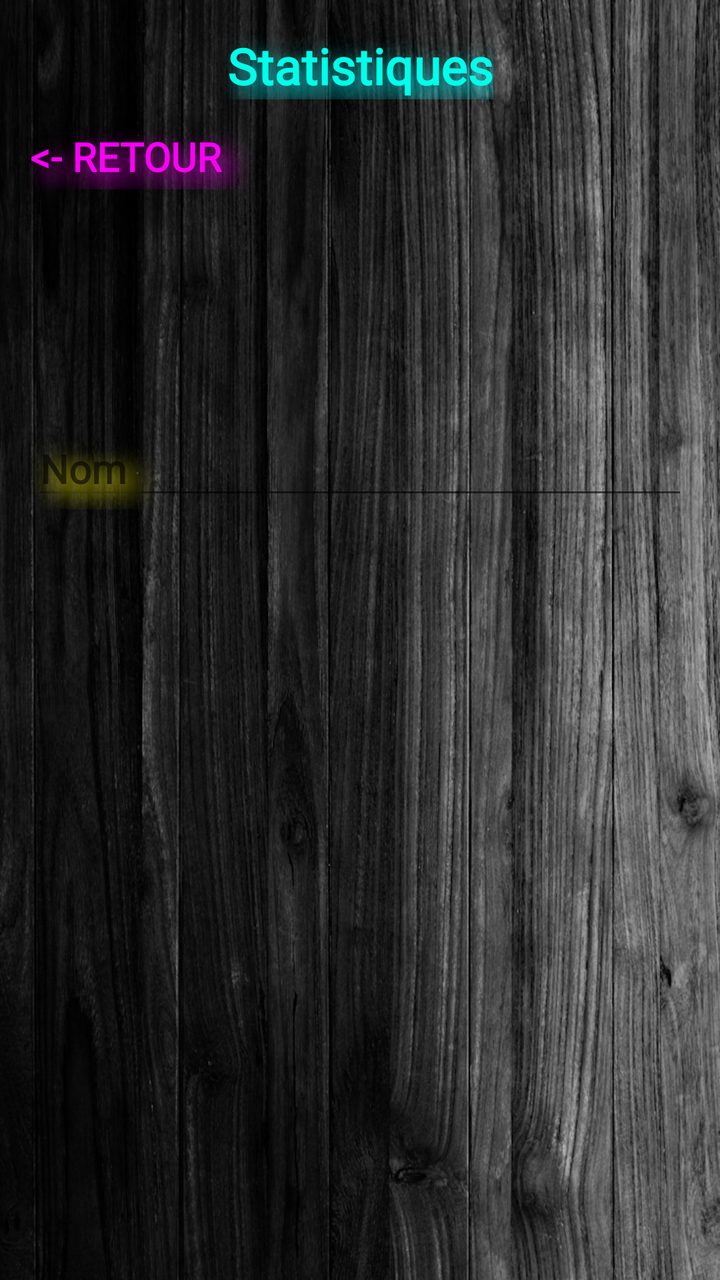
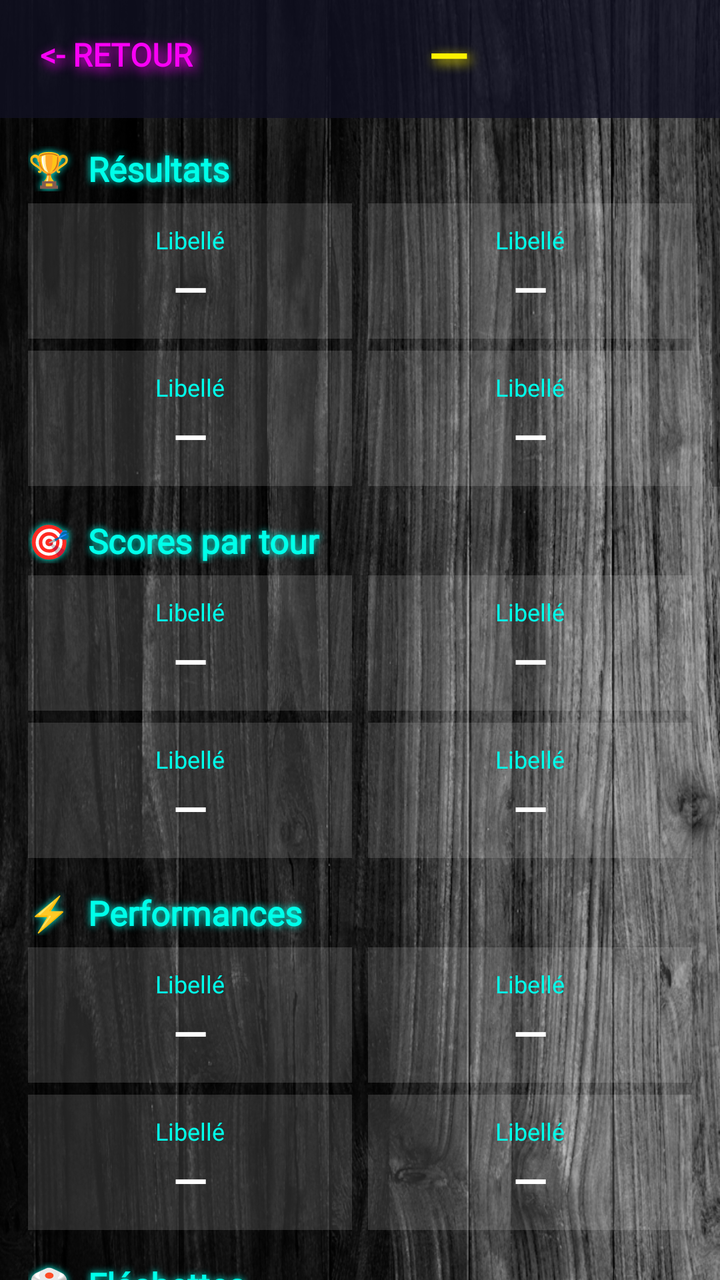

Screens rendered from an Android XML layout before and after an edit, with the pre-edit source and the edit as a unified diff.
<!-- AndroidManifest.xml: application theme Theme.DartsLiveScorer -->
<!-- res/layout/activity_players_stats.xml -->
<?xml version="1.0" encoding="utf-8"?>
<androidx.constraintlayout.widget.ConstraintLayout xmlns:android="http://schemas.android.com/apk/res/android"
    xmlns:app="http://schemas.android.com/apk/res-auto"
    xmlns:tools="http://schemas.android.com/tools"
    android:layout_width="match_parent"
    android:layout_height="match_parent"
    tools:context=".commonActivities.StatsActivity"
    android:background="@drawable/wood">

    <TextView
        android:id="@+id/titre_stat"
        android:layout_width="wrap_content"
        android:layout_height="wrap_content"
        android:layout_marginTop="16dp"
        android:text="@string/stats_joueur"
        app:layout_constraintRight_toRightOf="parent"
        app:layout_constraintLeft_toLeftOf="parent"
        app:layout_constraintTop_toTopOf="parent"
        android:shadowColor="#00F7FF"
        android:shadowDx="15"
        android:shadowDy="15"
        android:shadowRadius="30"
        android:textColor="#00FFEA"
        android:textSize="25sp"
        android:textStyle="bold"
        app:fontFamily="@font/bines"/>

    <Button
        android:id="@+id/jeuretour"
        android:layout_width="150dp"
        android:layout_height="30dp"
        android:layout_marginStart="15dp"
        android:layout_marginTop="15dp"
        android:background="?android:attr/selectableItemBackground"
        android:gravity="start"
        android:text="@string/retour"
        android:textColor="#FA00F6"
        android:textSize="20sp"
        android:textStyle="bold"
        app:fontFamily="@font/led"
        app:layout_constraintLeft_toLeftOf="parent"
        app:layout_constraintTop_toBottomOf="@+id/titre_stat"
        android:shadowColor="#FA00F6"
        android:shadowDx="15"
        android:shadowDy="15"
        android:shadowRadius="30"/>

    <LinearLayout
        android:id="@+id/lay_top"
        android:layout_width="match_parent"
        android:layout_height="wrap_content"
        android:layout_below="@id/titre_stat"
        android:layout_marginTop="100dp"
        android:orientation="vertical"
        app:layout_constraintTop_toBottomOf="@id/jeuretour"
        android:padding="16dp">

        <EditText
            android:id="@+id/nomEditText"
            android:layout_width="match_parent"
            android:layout_height="wrap_content"
            android:hint="@string/nouveauJoueurNom"
            android:textSize="20sp"
            android:shadowColor="#FFF200"
            android:shadowDx="15"
            android:shadowDy="15"
            android:shadowRadius="30"
            android:textColor="#FFF200"
            android:textStyle="bold"
            android:fontFamily="@font/bines"
            />
    </LinearLayout>

</androidx.constraintlayout.widget.ConstraintLayout>
<!-- resources referenced by this layout -->
<resources>
  <!-- drawable wood: png bitmap (drawable, 652399 bytes) -->
  <string name="nouveauJoueurNom">Nom</string>
  <string name="retour">&lt;- Retour</string>
  <string name="stats_joueur">Statistiques</string>
  <style name="Theme.DartsLiveScorer" parent="Theme.AppCompat.Light.NoActionBar" />
</resources>

<!-- the commit's change to res/layout/activity_players_stats.xml (unified diff, before → after) -->
@@ -1,74 +1,224 @@
 <?xml version="1.0" encoding="utf-8"?>
-<androidx.constraintlayout.widget.ConstraintLayout xmlns:android="http://schemas.android.com/apk/res/android"
-    xmlns:app="http://schemas.android.com/apk/res-auto"
+<LinearLayout
+    xmlns:android="http://schemas.android.com/apk/res/android"
     xmlns:tools="http://schemas.android.com/tools"
     android:layout_width="match_parent"
     android:layout_height="match_parent"
-    tools:context=".commonActivities.StatsActivity"
-    android:background="@drawable/wood">
-
-    <TextView
-        android:id="@+id/titre_stat"
-        android:layout_width="wrap_content"
+    android:orientation="vertical"
+    android:background="@drawable/wood"
+    tools:context=".commonActivities.StatsActivity">
+
+    
+    <LinearLayout
+        android:layout_width="match_parent"
         android:layout_height="wrap_content"
-        android:layout_marginTop="16dp"
-        android:text="@string/stats_joueur"
-        app:layout_constraintRight_toRightOf="parent"
-        app:layout_constraintLeft_toLeftOf="parent"
-        app:layout_constraintTop_toTopOf="parent"
-        android:shadowColor="#00F7FF"
-        android:shadowDx="15"
-        android:shadowDy="15"
-        android:shadowRadius="30"
-        android:textColor="#00FFEA"
-        android:textSize="25sp"
-        android:textStyle="bold"
-        app:fontFamily="@font/bines"/>
-
-    <Button
-        android:id="@+id/jeuretour"
-        android:layout_width="150dp"
-        android:layout_height="30dp"
-        android:layout_marginStart="15dp"
-        android:layout_marginTop="15dp"
-        android:background="?android:attr/selectableItemBackground"
-        android:gravity="start"
-        android:text="@string/retour"
-        android:textColor="#FA00F6"
-        android:textSize="20sp"
-        android:textStyle="bold"
-        app:fontFamily="@font/led"
-        app:layout_constraintLeft_toLeftOf="parent"
-        app:layout_constraintTop_toBottomOf="@+id/titre_stat"
-        android:shadowColor="#FA00F6"
-        android:shadowDx="15"
-        android:shadowDy="15"
-        android:shadowRadius="30"/>
-
-    <LinearLayout
-        android:id="@+id/lay_top"
-        android:layout_width="match_parent"
-        android:layout_height="wrap_content"
-        android:layout_below="@id/titre_stat"
-        android:layout_marginTop="100dp"
         android:orientation="vertical"
-        app:layout_constraintTop_toBottomOf="@id/jeuretour"
-        android:padding="16dp">
-
-        <EditText
-            android:id="@+id/nomEditText"
+        android:background="#CC111122"
+        android:paddingHorizontal="14dp"
+        android:paddingTop="10dp"
+        android:paddingBottom="6dp">
+
+        
+        <LinearLayout
             android:layout_width="match_parent"
             android:layout_height="wrap_content"
-            android:hint="@string/nouveauJoueurNom"
-            android:textSize="20sp"
-            android:shadowColor="#FFF200"
-            android:shadowDx="15"
-            android:shadowDy="15"
-            android:shadowRadius="30"
-            android:textColor="#FFF200"
-            android:textStyle="bold"
-            android:fontFamily="@font/bines"
-            />
+            android:orientation="horizontal"
+            android:gravity="center_vertical">
+
+            <Button
+                android:id="@+id/jeuretour"
+                android:layout_width="wrap_content"
+                android:layout_height="32dp"
+                android:background="?android:attr/selectableItemBackground"
+                android:text="@string/retour"
+                android:textColor="#FA00F6"
+                android:textSize="16sp"
+                android:textStyle="bold"
+                android:fontFamily="@font/led"
+                android:shadowColor="#FA00F6"
+                android:shadowDx="5" android:shadowDy="5" android:shadowRadius="14"/>
+
+            <TextView
+                android:id="@+id/stats_nom"
+                android:layout_width="0dp"
+                android:layout_height="wrap_content"
+                android:layout_weight="1"
+                android:text="—"
+                android:textColor="#FFF200"
+                android:textSize="26sp"
+                android:textStyle="bold"
+                android:gravity="center"
+                android:shadowColor="#FFF200"
+                android:shadowDx="5" android:shadowDy="5" android:shadowRadius="14"
+                android:fontFamily="@font/neon"/>
+        </LinearLayout>
+
+        
+        <HorizontalScrollView
+            android:layout_width="match_parent"
+            android:layout_height="wrap_content"
+            android:layout_marginTop="8dp"
+            android:scrollbars="none">
+
+            <LinearLayout
+                android:id="@+id/tabs_jeux"
+                android:layout_width="wrap_content"
+                android:layout_height="wrap_content"
+                android:orientation="horizontal"
+                android:gravity="center_vertical"/>
+        </HorizontalScrollView>
+
     </LinearLayout>
 
-</androidx.constraintlayout.widget.ConstraintLayout>
+    
+    <ScrollView
+        android:layout_width="match_parent"
+        android:layout_height="0dp"
+        android:layout_weight="1">
+
+        <LinearLayout
+            android:layout_width="match_parent"
+            android:layout_height="wrap_content"
+            android:orientation="vertical"
+            android:paddingHorizontal="14dp"
+            android:paddingBottom="24dp">
+
+            
+            <TextView android:layout_width="match_parent" android:layout_height="wrap_content"
+                android:layout_marginTop="14dp" android:layout_marginBottom="6dp"
+                android:text="🏆  Résultats"
+                android:textColor="#00FFEA" android:textSize="17sp" android:textStyle="bold"
+                android:fontFamily="@font/bines"
+                android:shadowColor="#00FFEA" android:shadowDx="0" android:shadowDy="0" android:shadowRadius="8"/>
+            <LinearLayout android:layout_width="match_parent" android:layout_height="wrap_content" android:orientation="horizontal" android:layout_marginBottom="6dp">
+                <include layout="@layout/stat_card" android:id="@+id/card_parties"   android:layout_width="0dp" android:layout_height="wrap_content" android:layout_weight="1" android:layout_marginEnd="4dp"/>
+                <include layout="@layout/stat_card" android:id="@+id/card_victoires" android:layout_width="0dp" android:layout_height="wrap_content" android:layout_weight="1" android:layout_marginStart="4dp"/>
+            </LinearLayout>
+            <LinearLayout android:layout_width="match_parent" android:layout_height="wrap_content" android:orientation="horizontal" android:layout_marginBottom="6dp">
+                <include layout="@layout/stat_card" android:id="@+id/card_defaites"  android:layout_width="0dp" android:layout_height="wrap_content" android:layout_weight="1" android:layout_marginEnd="4dp"/>
+                <include layout="@layout/stat_card" android:id="@+id/card_winrate"   android:layout_width="0dp" android:layout_height="wrap_content" android:layout_weight="1" android:layout_marginStart="4dp"/>
+            </LinearLayout>
+
+            
+            <TextView android:layout_width="match_parent" android:layout_height="wrap_content"
+                android:layout_marginTop="10dp" android:layout_marginBottom="6dp"
+                android:text="🎯  Scores par tour"
+                android:textColor="#00FFEA" android:textSize="17sp" android:textStyle="bold"
+                android:fontFamily="@font/bines"
+                android:shadowColor="#00FFEA" android:shadowDx="0" android:shadowDy="0" android:shadowRadius="8"/>
+            <LinearLayout android:layout_width="match_parent" android:layout_height="wrap_content" android:orientation="horizontal" android:layout_marginBottom="6dp">
+                <include layout="@layout/stat_card" android:id="@+id/card_moyenne"  android:layout_width="0dp" android:layout_height="wrap_content" android:layout_weight="1" android:layout_marginEnd="4dp"/>
+                <include layout="@layout/stat_card" android:id="@+id/card_meilleur" android:layout_width="0dp" android:layout_height="wrap_content" android:layout_weight="1" android:layout_marginStart="4dp"/>
+            </LinearLayout>
+            <LinearLayout android:layout_width="match_parent" android:layout_height="wrap_content" android:orientation="horizontal" android:layout_marginBottom="6dp">
+                <include layout="@layout/stat_card" android:id="@+id/card_mauvais"  android:layout_width="0dp" android:layout_height="wrap_content" android:layout_weight="1" android:layout_marginEnd="4dp"/>
+                <include layout="@layout/stat_card" android:id="@+id/card_tours"    android:layout_width="0dp" android:layout_height="wrap_content" android:layout_weight="1" android:layout_marginStart="4dp"/>
+            </LinearLayout>
+
+            
+            <TextView android:layout_width="match_parent" android:layout_height="wrap_content"
+                android:layout_marginTop="10dp" android:layout_marginBottom="6dp"
+                android:text="⚡  Performances"
+                android:textColor="#00FFEA" android:textSize="17sp" android:textStyle="bold"
+                android:fontFamily="@font/bines"
+                android:shadowColor="#00FFEA" android:shadowDx="0" android:shadowDy="0" android:shadowRadius="8"/>
+            <LinearLayout android:layout_width="match_parent" android:layout_height="wrap_content" android:orientation="horizontal" android:layout_marginBottom="6dp">
+                <include layout="@layout/stat_card" android:id="@+id/card_180"      android:layout_width="0dp" android:layout_height="wrap_content" android:layout_weight="1" android:layout_marginEnd="4dp"/>
+                <include layout="@layout/stat_card" android:id="@+id/card_140plus"  android:layout_width="0dp" android:layout_height="wrap_content" android:layout_weight="1" android:layout_marginStart="4dp"/>
+            </LinearLayout>
+            <LinearLayout android:layout_width="match_parent" android:layout_height="wrap_content" android:orientation="horizontal" android:layout_marginBottom="6dp">
+                <include layout="@layout/stat_card" android:id="@+id/card_100plus"  android:layout_width="0dp" android:layout_height="wrap_content" android:layout_weight="1" android:layout_marginEnd="4dp"/>
+                <include layout="@layout/stat_card" android:id="@+id/card_parfaits" android:layout_width="0dp" android:layout_height="wrap_content" android:layout_weight="1" android:layout_marginStart="4dp"/>
+            </LinearLayout>
+
+            
+            <TextView android:layout_width="match_parent" android:layout_height="wrap_content"
+                android:layout_marginTop="10dp" android:layout_marginBottom="6dp"
+                android:text="🎲  Fléchettes"
+                android:textColor="#00FFEA" android:textSize="17sp" android:textStyle="bold"
+                android:fontFamily="@font/bines"
+                android:shadowColor="#00FFEA" android:shadowDx="0" android:shadowDy="0" android:shadowRadius="8"/>
+            <LinearLayout android:layout_width="match_parent" android:layout_height="wrap_content" android:orientation="horizontal" android:layout_marginBottom="6dp">
+                <include layout="@layout/stat_card" android:id="@+id/card_touchees"  android:layout_width="0dp" android:layout_height="wrap_content" android:layout_weight="1" android:layout_marginEnd="4dp"/>
+                <include layout="@layout/stat_card" android:id="@+id/card_manquees"  android:layout_width="0dp" android:layout_height="wrap_content" android:layout_weight="1" android:layout_marginStart="4dp"/>
+            </LinearLayout>
+            <LinearLayout android:layout_width="match_parent" android:layout_height="wrap_content" android:orientation="horizontal" android:layout_marginBottom="6dp">
+                <include layout="@layout/stat_card" android:id="@+id/card_moy_f1"   android:layout_width="0dp" android:layout_height="wrap_content" android:layout_weight="1" android:layout_marginEnd="4dp"/>
+                <include layout="@layout/stat_card" android:id="@+id/card_moy_f2"   android:layout_width="0dp" android:layout_height="wrap_content" android:layout_weight="1" android:layout_marginStart="4dp"/>
+            </LinearLayout>
+            <LinearLayout android:layout_width="match_parent" android:layout_height="wrap_content" android:orientation="horizontal" android:layout_marginBottom="6dp">
+                <include layout="@layout/stat_card" android:id="@+id/card_moy_f3"    android:layout_width="0dp" android:layout_height="wrap_content" android:layout_weight="1" android:layout_marginEnd="4dp"/>
+                <include layout="@layout/stat_card" android:id="@+id/card_precision" android:layout_width="0dp" android:layout_height="wrap_content" android:layout_weight="1" android:layout_marginStart="4dp"/>
+            </LinearLayout>
+
+            
+            <TextView android:layout_width="match_parent" android:layout_height="wrap_content"
+                android:layout_marginTop="14dp" android:layout_marginBottom="6dp"
+                android:text="📊  Graphiques"
+                android:textColor="#00FFEA" android:textSize="17sp" android:textStyle="bold"
+                android:fontFamily="@font/bines"
+                android:shadowColor="#00FFEA" android:shadowDx="0" android:shadowDy="0" android:shadowRadius="8"/>
+
+            <com.example.dartslivescorer.adapters.PieChartView
+                android:id="@+id/pie_victoires"
+                android:layout_width="match_parent"
+                android:layout_height="300dp"
+                android:layout_marginBottom="14dp"/>
+
+            <com.example.dartslivescorer.adapters.PieChartView
+                android:id="@+id/pie_scores"
+                android:layout_width="match_parent"
+                android:layout_height="300dp"
+                android:layout_marginBottom="14dp"/>
+
+            <com.example.dartslivescorer.adapters.PieChartView
+                android:id="@+id/pie_flechettes"
+                android:layout_width="match_parent"
+                android:layout_height="300dp"
+                android:layout_marginBottom="14dp"/>
+
+            
+            <TextView android:id="@+id/stats_parties"   android:layout_width="0dp" android:layout_height="0dp" android:visibility="gone"/>
+            <TextView android:id="@+id/stats_victoires" android:layout_width="0dp" android:layout_height="0dp" android:visibility="gone"/>
+            <TextView android:id="@+id/stats_moyenne"   android:layout_width="0dp" android:layout_height="0dp" android:visibility="gone"/>
+            <TextView android:id="@+id/stats_meilleur"  android:layout_width="0dp" android:layout_height="0dp" android:visibility="gone"/>
+            <TextView android:id="@+id/stats_180"       android:layout_width="0dp" android:layout_height="0dp" android:visibility="gone"/>
+        </LinearLayout>
+    </ScrollView>
+
+</LinearLayout>
+<!-- res/layout/stat_card.xml (included above) -->
+<?xml version="1.0" encoding="utf-8"?>
+<LinearLayout
+    xmlns:android="http://schemas.android.com/apk/res/android"
+    android:layout_width="match_parent"
+    android:layout_height="wrap_content"
+    android:orientation="vertical"
+    android:background="#22FFFFFF"
+    android:padding="10dp">
+
+    
+    <TextView
+        android:id="@+id/card_label"
+        android:layout_width="match_parent"
+        android:layout_height="wrap_content"
+        android:text="Libellé"
+        android:textColor="#00FFEA"
+        android:textSize="12sp"
+        android:fontFamily="@font/indep"
+        android:gravity="center"/>
+
+    
+    <TextView
+        android:id="@+id/card_value"
+        android:layout_width="match_parent"
+        android:layout_height="wrap_content"
+        android:text="—"
+        android:textColor="#FFFFFF"
+        android:textSize="22sp"
+        android:textStyle="bold"
+        android:fontFamily="@font/denver"
+        android:gravity="center"
+        android:layout_marginTop="2dp"/>
+
+</LinearLayout>
<!-- resource entries referenced after the edit -->
@@ -1,9 +1,7 @@
 <!-- resources referenced by this layout -->
 <resources>
   <!-- drawable wood: png bitmap (drawable, 652399 bytes) -->
-  <string name="nouveauJoueurNom">Nom</string>
   <string name="retour">&lt;- Retour</string>
-  <string name="stats_joueur">Statistiques</string>
   <style name="Theme.DartsLiveScorer" parent="Theme.AppCompat.Light.NoActionBar" />
 </resources>
 
